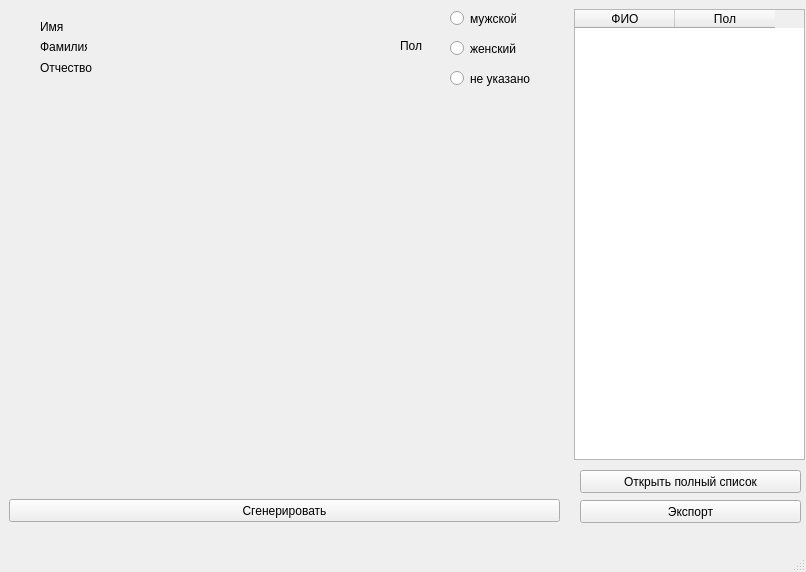
ShadowShards/Praktika, file praktika/mainwindow.ui: the form before one commit.
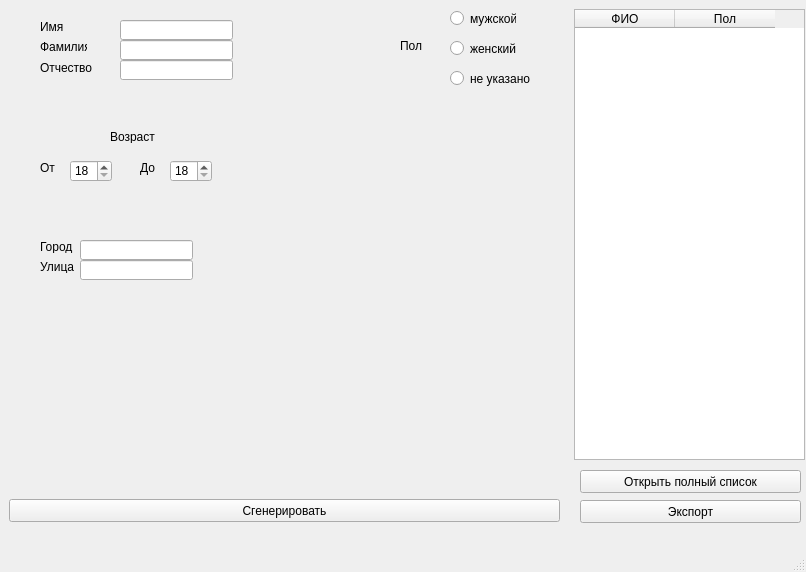
The form after the commit.

Diff of the .ui file:
```diff
--- a/praktika/mainwindow.ui
+++ b/praktika/mainwindow.ui
@@ -197,6 +197,147 @@
      <string>не указано</string>
     </property>
    </widget>
+   <widget class="QLineEdit" name="lineEditName">
+    <property name="geometry">
+     <rect>
+      <x>120</x>
+      <y>20</y>
+      <width>113</width>
+      <height>20</height>
+     </rect>
+    </property>
+   </widget>
+   <widget class="QLineEdit" name="lineEditSurename">
+    <property name="geometry">
+     <rect>
+      <x>120</x>
+      <y>40</y>
+      <width>113</width>
+      <height>20</height>
+     </rect>
+    </property>
+   </widget>
+   <widget class="QLineEdit" name="lineEditPatronymic">
+    <property name="geometry">
+     <rect>
+      <x>120</x>
+      <y>60</y>
+      <width>113</width>
+      <height>20</height>
+     </rect>
+    </property>
+   </widget>
+   <widget class="QLabel" name="label_5">
+    <property name="geometry">
+     <rect>
+      <x>110</x>
+      <y>130</y>
+      <width>47</width>
+      <height>13</height>
+     </rect>
+    </property>
+    <property name="text">
+     <string>Возраст</string>
+    </property>
+   </widget>
+   <widget class="QSpinBox" name="spinBoxOt">
+    <property name="geometry">
+     <rect>
+      <x>70</x>
+      <y>160</y>
+      <width>42</width>
+      <height>22</height>
+     </rect>
+    </property>
+    <property name="minimum">
+     <number>18</number>
+    </property>
+   </widget>
+   <widget class="QSpinBox" name="spinBoxDo">
+    <property name="geometry">
+     <rect>
+      <x>170</x>
+      <y>160</y>
+      <width>42</width>
+      <height>22</height>
+     </rect>
+    </property>
+    <property name="minimum">
+     <number>18</number>
+    </property>
+   </widget>
+   <widget class="QLabel" name="label_6">
+    <property name="geometry">
+     <rect>
+      <x>40</x>
+      <y>160</y>
+      <width>21</width>
+      <height>16</height>
+     </rect>
+    </property>
+    <property name="text">
+     <string>От</string>
+    </property>
+   </widget>
+   <widget class="QLabel" name="label_7">
+    <property name="geometry">
+     <rect>
+      <x>140</x>
+      <y>160</y>
+      <width>21</width>
+      <height>16</height>
+     </rect>
+    </property>
+    <property name="text">
+     <string>До</string>
+    </property>
+   </widget>
+   <widget class="QLabel" name="label_8">
+    <property name="geometry">
+     <rect>
+      <x>40</x>
+      <y>240</y>
+      <width>47</width>
+      <height>13</height>
+     </rect>
+    </property>
+    <property name="text">
+     <string>Город</string>
+    </property>
+   </widget>
+   <widget class="QLabel" name="label_9">
+    <property name="geometry">
+     <rect>
+      <x>40</x>
+      <y>260</y>
+      <width>47</width>
+      <height>13</height>
+     </rect>
+    </property>
+    <property name="text">
+     <string>Улица</string>
+    </property>
+   </widget>
+   <widget class="QLineEdit" name="lineEditCiti">
+    <property name="geometry">
+     <rect>
+      <x>80</x>
+      <y>240</y>
+      <width>113</width>
+      <height>20</height>
+     </rect>
+    </property>
+   </widget>
+   <widget class="QLineEdit" name="lineEditStreet">
+    <property name="geometry">
+     <rect>
+      <x>80</x>
+      <y>260</y>
+      <width>113</width>
+      <height>20</height>
+     </rect>
+    </property>
+   </widget>
   </widget>
   <widget class="QMenuBar" name="menubar">
    <property name="geometry">
```
Left out of the diff: 12 changed lines with no effect on the pictures.
